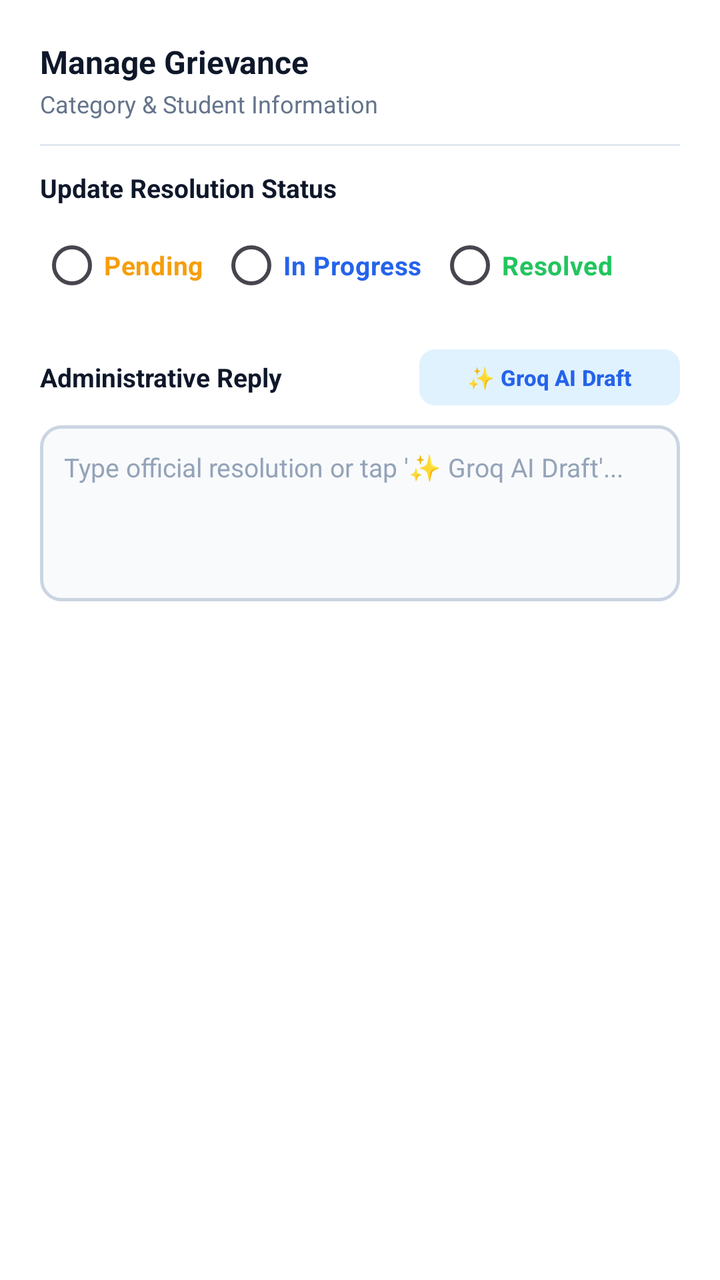
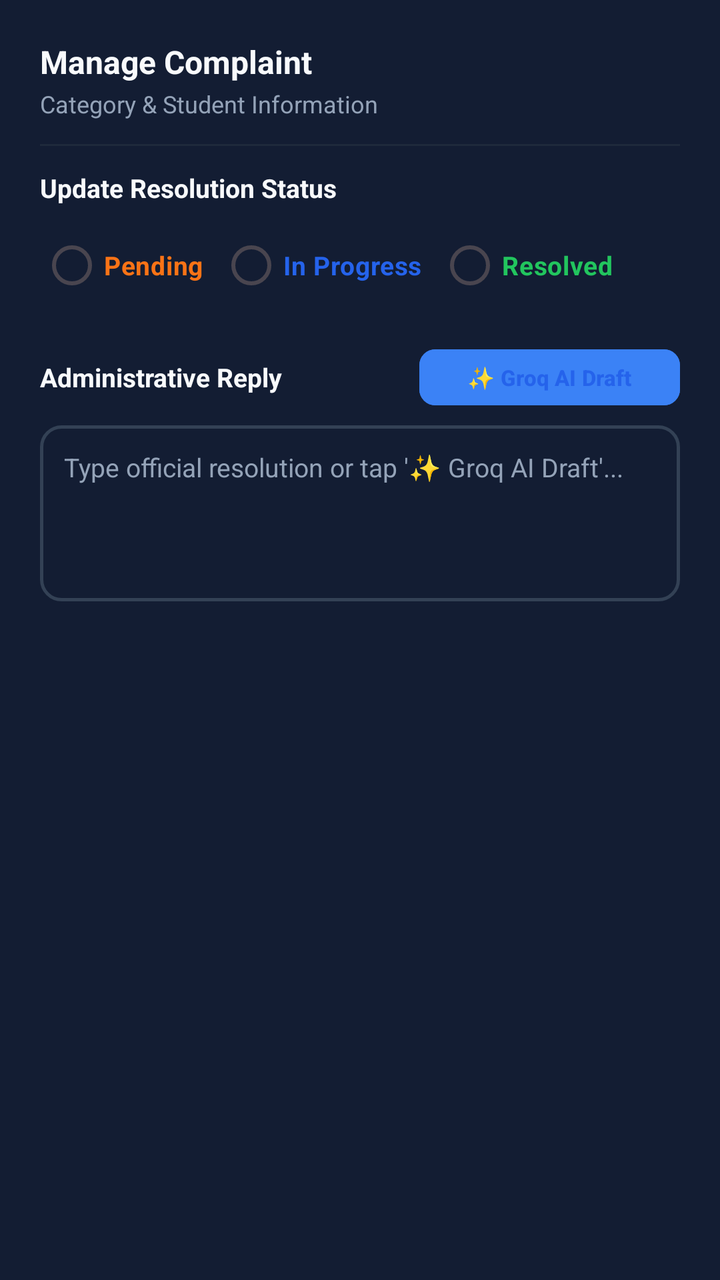

An Android layout rendered at two revisions. The XML below is the earlier revision; the diff shows what the commit changed to produce the second picture.
<!-- AndroidManifest.xml: application theme Theme.Helpdeskai -->
<!-- res/layout/dialog_officer_reply.xml -->
<?xml version="1.0" encoding="utf-8"?>
<LinearLayout xmlns:android="http://schemas.android.com/apk/res/android"
    xmlns:app="http://schemas.android.com/apk/res-auto"
    android:layout_width="match_parent"
    android:layout_height="wrap_content"
    android:background="@color/surface_card"
    android:orientation="vertical"
    android:padding="20dp">

    
    <TextView
        android:id="@+id/tv_dialog_title"
        android:layout_width="match_parent"
        android:layout_height="wrap_content"
        android:text="Manage Grievance"
        android:textColor="@color/text_primary"
        android:textSize="16sp"
        android:textStyle="bold" />

    <TextView
        android:id="@+id/tv_dialog_subtitle"
        android:layout_width="match_parent"
        android:layout_height="wrap_content"
        android:layout_marginTop="2dp"
        android:text="Category &amp; Student Information"
        android:textColor="@color/text_secondary"
        android:textSize="12sp" />

    <View
        android:layout_width="match_parent"
        android:layout_height="1dp"
        android:layout_marginVertical="12dp"
        android:background="@color/divider" />

    
    <TextView
        android:layout_width="wrap_content"
        android:layout_height="wrap_content"
        android:text="Update Resolution Status"
        android:textColor="@color/text_primary"
        android:textSize="13sp"
        android:textStyle="bold" />

    
    <RadioGroup
        android:id="@+id/rg_status"
        android:layout_width="match_parent"
        android:layout_height="wrap_content"
        android:layout_marginTop="6dp"
        android:orientation="horizontal">

        <RadioButton
            android:id="@+id/rb_pending"
            android:layout_width="wrap_content"
            android:layout_height="wrap_content"
            android:buttonTint="@color/status_pending"
            android:text="Pending"
            android:textColor="@color/status_pending"
            android:textSize="13sp"
            android:textStyle="bold" />

        <RadioButton
            android:id="@+id/rb_in_progress"
            android:layout_width="wrap_content"
            android:layout_height="wrap_content"
            android:layout_marginStart="8dp"
            android:buttonTint="@color/primary"
            android:text="In Progress"
            android:textColor="@color/primary"
            android:textSize="13sp"
            android:textStyle="bold" />

        <RadioButton
            android:id="@+id/rb_resolved"
            android:layout_width="wrap_content"
            android:layout_height="wrap_content"
            android:layout_marginStart="8dp"
            android:buttonTint="@color/status_resolved"
            android:text="Resolved"
            android:textColor="@color/status_resolved"
            android:textSize="13sp"
            android:textStyle="bold" />
    </RadioGroup>

    
    <LinearLayout
        android:layout_width="match_parent"
        android:layout_height="wrap_content"
        android:layout_marginTop="14dp"
        android:gravity="center_vertical"
        android:orientation="horizontal">

        <TextView
            android:layout_width="0dp"
            android:layout_height="wrap_content"
            android:layout_weight="1"
            android:text="Administrative Reply"
            android:textColor="@color/text_primary"
            android:textSize="13sp"
            android:textStyle="bold" />

        
        <com.google.android.material.button.MaterialButton
            android:id="@+id/btn_ai_draft_reply"
            style="@style/Widget.Material3.Button.TonalButton"
            android:layout_width="wrap_content"
            android:layout_height="36dp"
            android:backgroundTint="@color/primary_light"
            android:text="✨ Groq AI Draft"
            android:textColor="@color/primary"
            android:textSize="11sp"
            android:textStyle="bold"
            app:cornerRadius="8dp" />
    </LinearLayout>

    <EditText
        android:id="@+id/et_officer_reply"
        android:layout_width="match_parent"
        android:layout_height="88dp"
        android:layout_marginTop="6dp"
        android:background="@drawable/bg_input_field"
        android:gravity="top|start"
        android:hint="Type official resolution or tap '✨ Groq AI Draft'..."
        android:inputType="textMultiLine|textCapSentences"
        android:padding="12dp"
        android:textColor="@color/text_primary"
        android:textColorHint="@color/text_muted"
        android:textSize="13sp" />

    <ProgressBar
        android:id="@+id/pb_admin_ai_loading"
        style="?android:attr/progressBarStyleSmall"
        android:layout_width="wrap_content"
        android:layout_height="wrap_content"
        android:layout_gravity="center_horizontal"
        android:layout_marginTop="6dp"
        android:indeterminateTint="@color/primary"
        android:visibility="gone" />

</LinearLayout>
<!-- resources referenced by this layout -->
<resources>
  <color name="divider">#E2E8F0</color>
  <color name="primary">#2563EB</color>
  <color name="primary_light">#E0F2FE</color>
  <color name="status_pending">#F59E0B</color>
  <color name="status_resolved">#22C55E</color>
  <color name="surface_card">#FFFFFF</color>
  <color name="text_muted">#94A3B8</color>
  <color name="text_primary">#0F172A</color>
  <color name="text_secondary">#64748B</color>
  <!-- drawable bg_input_field (drawable) -->
  <?xml version="1.0" encoding="utf-8"?>
  <selector xmlns:android="http://schemas.android.com/apk/res/android">
      
      <item android:state_focused="true">
          <shape android:shape="rectangle">
              <corners android:radius="10dp" />
              <solid android:color="@color/input_bg" />
              <stroke
                  android:width="2dp"
                  android:color="@color/primary" />
              <padding
                  android:bottom="12dp"
                  android:left="14dp"
                  android:right="14dp"
                  android:top="12dp" />
          </shape>
      </item>
  
      
      <item>
          <shape android:shape="rectangle">
              <corners android:radius="10dp" />
              <solid android:color="@color/input_bg" />
              <stroke
                  android:width="1.5dp"
                  android:color="@color/input_stroke" />
              <padding
                  android:bottom="12dp"
                  android:left="14dp"
                  android:right="14dp"
                  android:top="12dp" />
          </shape>
      </item>
  </selector>
  <style name="Theme.Helpdeskai" parent="Base.Theme.Helpdeskai" />
  <color name="input_bg">#F8FAFC</color>
  <color name="input_stroke">#CBD5E1</color>
  <style name="Base.Theme.Helpdeskai" parent="Theme.Material3.DayNight.NoActionBar">
          
          <item name="colorPrimary">@color/primary</item>
          <item name="colorPrimaryDark">@color/primary_dark</item>
          <item name="colorSecondary">@color/accent</item>
          <item name="android:statusBarColor">@color/primary</item>
          <item name="android:windowLightStatusBar" tools:targetApi="m">false</item>
          <item name="android:windowBackground">@color/bg_light</item>
      </style>
  <color name="primary_dark">#1D4ED8</color>
  <color name="accent">#0EA5E9</color>
  <color name="bg_light">#F8FAFC</color>
</resources>

<!-- the commit's change to res/layout/dialog_officer_reply.xml (unified diff, before → after) -->
@@ -12,7 +12,7 @@
         android:id="@+id/tv_dialog_title"
         android:layout_width="match_parent"
         android:layout_height="wrap_content"
-        android:text="Manage Grievance"
+        android:text="Manage Complaint"
         android:textColor="@color/text_primary"
         android:textSize="16sp"
         android:textStyle="bold" />
@@ -124,7 +124,7 @@
         android:inputType="textMultiLine|textCapSentences"
         android:padding="12dp"
         android:textColor="@color/text_primary"
-        android:textColorHint="@color/text_muted"
+        android:textColorHint="@color/text_secondary"
         android:textSize="13sp" />
 
     <ProgressBar
<!-- resource entries referenced after the edit -->
@@ -1,14 +1,13 @@
 <!-- resources referenced by this layout -->
 <resources>
-  <color name="divider">#E2E8F0</color>
+  <color name="divider">#1E293B</color>
   <color name="primary">#2563EB</color>
-  <color name="primary_light">#E0F2FE</color>
-  <color name="status_pending">#F59E0B</color>
+  <color name="primary_light">#3B82F6</color>
+  <color name="status_pending">#F97316</color>
   <color name="status_resolved">#22C55E</color>
-  <color name="surface_card">#FFFFFF</color>
-  <color name="text_muted">#94A3B8</color>
-  <color name="text_primary">#0F172A</color>
-  <color name="text_secondary">#64748B</color>
+  <color name="surface_card">#131D33</color>
+  <color name="text_primary">#F8FAFC</color>
+  <color name="text_secondary">#94A3B8</color>
   <!-- drawable bg_input_field (drawable) -->
   <?xml version="1.0" encoding="utf-8"?>
   <selector xmlns:android="http://schemas.android.com/apk/res/android">
@@ -45,19 +44,29 @@
       </item>
   </selector>
   <style name="Theme.Helpdeskai" parent="Base.Theme.Helpdeskai" />
-  <color name="input_bg">#F8FAFC</color>
-  <color name="input_stroke">#CBD5E1</color>
+  <color name="input_bg">#131D33</color>
+  <color name="input_stroke">#334155</color>
   <style name="Base.Theme.Helpdeskai" parent="Theme.Material3.DayNight.NoActionBar">
-          
           <item name="colorPrimary">@color/primary</item>
-          <item name="colorPrimaryDark">@color/primary_dark</item>
+          <item name="colorPrimaryDark">@color/bg_light</item>
           <item name="colorSecondary">@color/accent</item>
-          <item name="android:statusBarColor">@color/primary</item>
+          <item name="android:statusBarColor">@color/bg_light</item>
           <item name="android:windowLightStatusBar" tools:targetApi="m">false</item>
           <item name="android:windowBackground">@color/bg_light</item>
+          <item name="colorSurface">@color/surface_card</item>
+          <item name="colorOnSurface">@color/text_primary</item>
+          <item name="chipStyle">@style/Widget.HelpDesk.Chip</item>
       </style>
-  <color name="primary_dark">#1D4ED8</color>
-  <color name="accent">#0EA5E9</color>
-  <color name="bg_light">#F8FAFC</color>
+  <color name="accent">#38BDF8</color>
+  <style name="Widget.HelpDesk.Chip" parent="Widget.MaterialComponents.Chip.Filter">
+          <item name="android:textColor">@color/chip_text_selector</item>
+          <item name="chipBackgroundColor">@color/chip_background_selector</item>
+          <item name="chipStrokeColor">@color/chip_stroke_selector</item>
+          <item name="chipStrokeWidth">1dp</item>
+          <item name="checkedIconTint">@color/white</item>
+          <item name="chipCornerRadius">8dp</item>
+      </style>
+  <color name="white">#FFFFFF</color>
+  <color name="bg_light">#0B1120</color>
 </resources>
 
